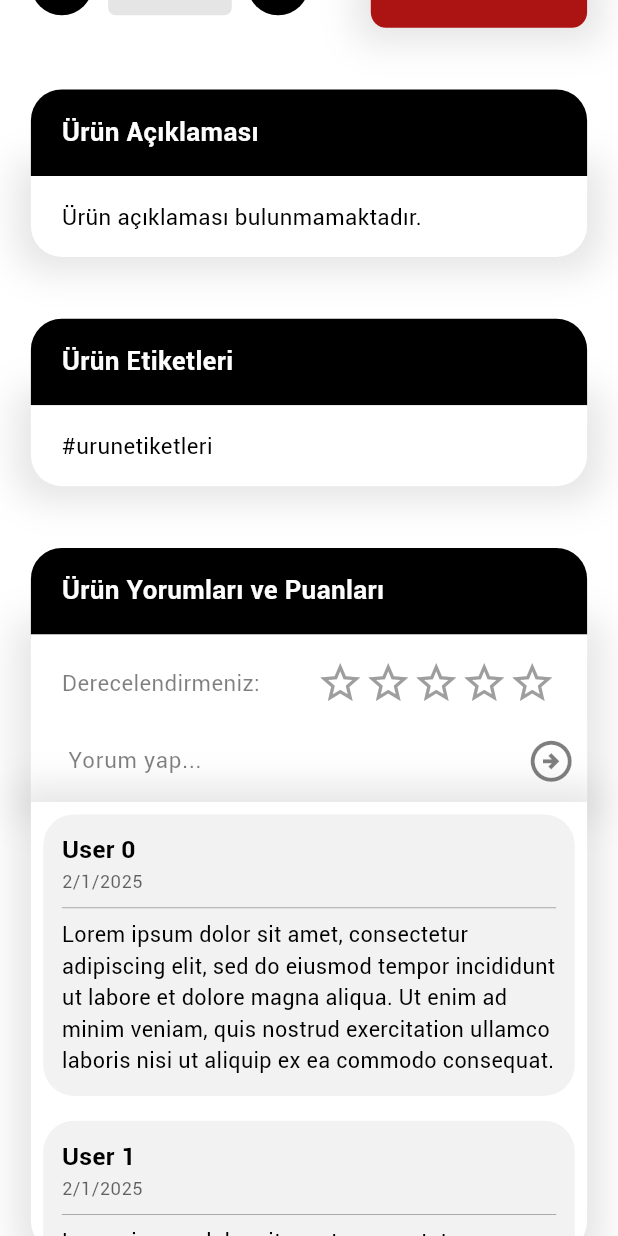
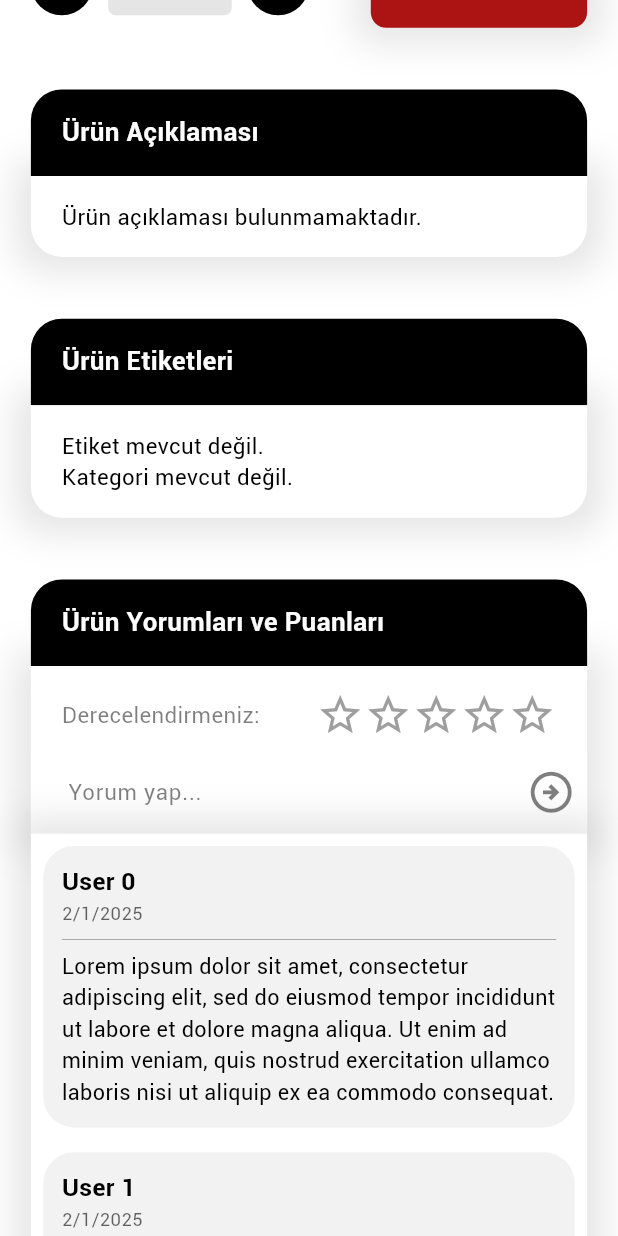
Before and after one commit to baturalpkahveci/flutter-metal-gym, a Flutter app: the ProductDetailsPage screen opened directly with empty values, scrolled down 576 dp, on a phone screen of 412 x 824 dp. Run offline on Flutter 3.47's test engine with Material 3 defaults, Android fonts, the phone set to English and light mode, and no system bars; our stand-ins replace bottom_navy_bar, flutter_dotenv, shared_preferences, smooth_page_indicator; accounts and stored records are empty; network calls fail; Roboto replaces fonts that are missing (liberation_sans).

Commit message:
Product properties are reworked and fixed, added product category,tag display widgets to product details page. Shop page only shows the in stock products now. Also added favourite product modules.

```diff
--- /dev/null
+++ b/lib/common/widgets/product_category_display.dart
@@ -0,0 +1,44 @@
+import 'package:flutter/material.dart';
+import 'package:metal_gym_mobile_application/core/app_colors.dart';
+import 'package:metal_gym_mobile_application/models/category.dart';
+
+class ProductCategoriesDisplay extends StatelessWidget {
+  final List<Category> categories; // List of categories
+
+  const ProductCategoriesDisplay({Key? key, required this.categories}) : super(key: key);
+
+  @override
+  Widget build(BuildContext context) {
+    return Container(
+      width: MediaQuery.of(context).size.width * 0.8,
+      child: categories.isNotEmpty
+          ? Wrap(
+        spacing: 8.0, // Horizontal space between categories
+        runSpacing: 4.0, // Vertical space between categories
+        children: categories.map((category) {
+          return TextButton(
+            onPressed: () {
+              // Handle category click (e.g., filter by category)
+              print('Clicked on category: ${category.name}');
+              // You can navigate or perform any other action here
+            },
+            child: Text(
+              '#${category.name}',
+              style: TextStyle(
+                color: AppColors.primary,
+                fontSize: MediaQuery.of(context).size.height * 0.018,
+              ),
+            ),
+          );
+        }).toList(),
+      )
+          : Text(
+        'Kategori mevcut değil.',
+        style: TextStyle(
+          color: AppColors.primary,
+          fontSize: MediaQuery.of(context).size.height * 0.018,
+        ),
+      ),
+    );
+  }
+}
--- /dev/null
+++ b/lib/common/widgets/product_tags_display.dart
@@ -0,0 +1,43 @@
+import 'package:flutter/material.dart';
+import 'package:metal_gym_mobile_application/core/app_colors.dart'; // Assuming this is your color class
+
+class ProductTagsDisplay extends StatelessWidget {
+  final List<String> tags; // List of tags
+
+  const ProductTagsDisplay({Key? key, required this.tags}) : super(key: key);
+
+  @override
+  Widget build(BuildContext context) {
+    return Container(
+      width: MediaQuery.of(context).size.width * 0.8,
+      child: tags.isNotEmpty
+          ? Wrap(
+        spacing: 8.0, // Horizontal space between tags
+        runSpacing: 4.0, // Vertical space between tags
+        children: tags.map((tag) {
+          return TextButton(
+            onPressed: () {
+              // Handle the tag click (e.g., filter by tag)
+              print('Clicked on tag: $tag');
+              // You can navigate or perform any other action here
+            },
+            child: Text(
+              '#$tag',
+              style: TextStyle(
+                color: AppColors.primary,
+                fontSize: MediaQuery.of(context).size.height * 0.018,
+              ),
+            ),
+          );
+        }).toList(),
+      )
+          : Text(
+        'Etiket mevcut değil.',
+        style: TextStyle(
+          color: AppColors.primary,
+          fontSize: MediaQuery.of(context).size.height * 0.018,
+        ),
+      ),
+    );
+  }
+}
--- a/lib/models/category.dart
+++ b/lib/models/category.dart
@@ -9,7 +9,7 @@ class Category {
     required this.slug,
   });
 
-  // Factory method to parse JSON data into a Category object
+  // Convert JSON to Category
   factory Category.fromJson(Map<String, dynamic> json) {
     return Category(
       id: json['id'],
@@ -18,7 +18,7 @@ class Category {
     );
   }
 
-  // Convert Category object into JSON
+  // Convert Category to JSON
   Map<String, dynamic> toJson() {
     return {
       'id': id,
--- a/lib/pages/product_details.dart
+++ b/lib/pages/product_details.dart
@@ -1,6 +1,8 @@
 import 'package:custom_rating_bar/custom_rating_bar.dart';
 import 'package:flutter/material.dart';
 import 'package:metal_gym_mobile_application/common/widgets/image_panel.dart';
+import 'package:metal_gym_mobile_application/common/widgets/product_category_display.dart';
+import 'package:metal_gym_mobile_application/common/widgets/product_tags_display.dart';
 import 'package:metal_gym_mobile_application/core/app_colors.dart';
 import 'package:metal_gym_mobile_application/common/widgets/product_comment_box.dart';
 import 'package:metal_gym_mobile_application/models/product.dart';
@@ -269,22 +271,12 @@ class _ProductDetailsPageState extends State<ProductDetailsPage>  {
       ),
       child: Padding(
         padding: EdgeInsets.symmetric(horizontal: screenWidth * 0.05, vertical: screenHeight * 0.02),
-        child: Row(
+        child: Column(
           crossAxisAlignment: CrossAxisAlignment.start,
           mainAxisAlignment: MainAxisAlignment.start,
           children: [
-            Container(
-              width: screenWidth * 0.8,
-              child: Text(
-                // Add product tags here.
-                '#urunetiketleri',
-                style: TextStyle(
-                  color: AppColors.primary,
-                  fontSize: screenHeight * 0.018,
-                ),
-                softWrap: true,
-              ),
-            ),
+            ProductTagsDisplay(tags: widget.product.tags),
+            ProductCategoriesDisplay(categories: widget.product.categories)
           ],
         ),
       ),
@@ -437,7 +429,7 @@ class _ProductDetailsPageState extends State<ProductDetailsPage>  {
               onTap: () {
                 // Handle tap event here.
                 setState(() {
-                  if (productAmount > 0) productAmount--;
+                  if (productAmount > 1) productAmount--;
                 });
                 print('Product amount decremented.');
               },
--- a/lib/pages/shop.dart
+++ b/lib/pages/shop.dart
@@ -146,9 +146,9 @@ class _ShopPageState extends State<ShopPage> {
                     crossAxisSpacing: screenWidth * 0.01,
                     mainAxisSpacing: screenWidth * 0.01,
                   ),
-                  itemCount: productProvider.products.length,
+                  itemCount: productProvider.inStockProducts.length,
                   itemBuilder: (context, index) {
-                    final product = productProvider.products[index];
+                    final product = productProvider.inStockProducts[index];
                     return ProductBox(product: product);
                   },
                 ),
--- a/lib/providers/product_provider.dart
+++ b/lib/providers/product_provider.dart
@@ -4,10 +4,12 @@ import 'package:metal_gym_mobile_application/models/product.dart';
 
 class ProductProvider with ChangeNotifier {
   List<Product> _products = [];
+  List<Product> _inStockProducts = [];
   bool _isLoading = false;
   String _error = '';
 
   List<Product> get products => _products;
+  List<Product> get inStockProducts => _inStockProducts;
   bool get isLoading => _isLoading;
   String get error => _error;
 
@@ -18,17 +20,14 @@ class ProductProvider with ChangeNotifier {
     notifyListeners();  // Notify listeners before starting the request
 
     try {
-      // Fetch products from API
       _products = await ProductService().fetchProducts();
-
-      // Handle the successful product fetch
+      // Filter in-stock products
+      _inStockProducts = _products.where((product) => product.inStock).toList();
       _error = ''; // Clear any previous error if the fetch was successful
     } catch (e) {
-      // Handle error case
       _error = e.toString();
       _products = []; // Clear products in case of error
     } finally {
-      // Ensure _isLoading is set to false when fetching is done (success or failure)
       _isLoading = false;
       print("Fetched product count: ${_products.length}");
       notifyListeners();  // Notify listeners once data is fetched or error occurred
```
Also changed, not shown: lib/models/favourite_product.dart (added, +27 -0 lines), lib/models/product.dart (+38 -9 lines), lib/providers/favourite_provider.dart (added, +44 -0 lines), lib/services/favourite_service.dart (added, +53 -0 lines).
